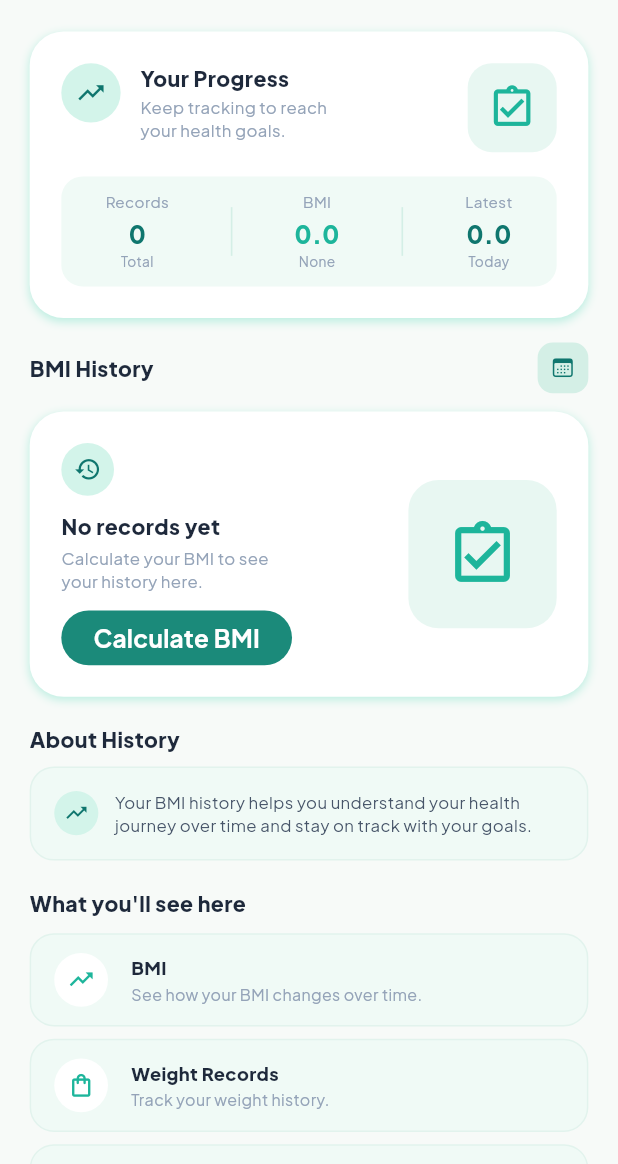
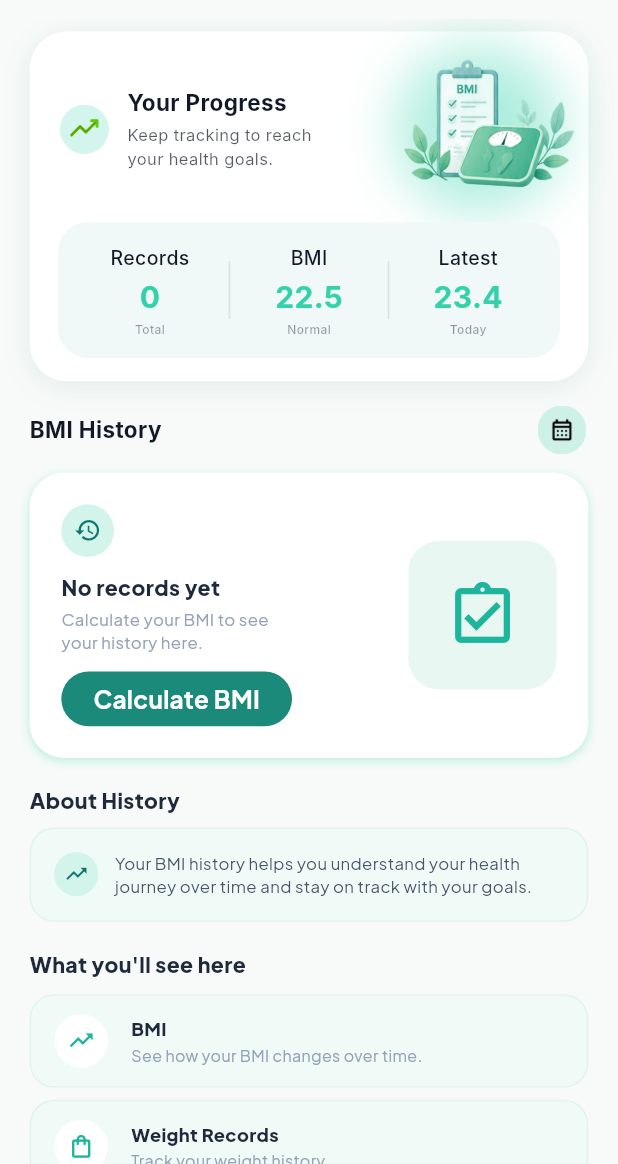
Before and after one commit to AyeshaNaseer07/bmi_calculator, a Flutter app: the HistoryScreen screen opened by its route, on a phone screen of 412 x 824 dp, the part 72-1236 px from its top. Run offline on Flutter 3.47's test engine with Material 3 defaults, Android fonts, the phone set to English and light mode, and no system bars; our stand-ins replace fl_chart, flutter_screenutil, get, google_fonts, shared_preferences; accounts and stored records are empty.

Commit message:
ui fixed

```diff
--- a/lib/core/constants/app_assets.dart
+++ b/lib/core/constants/app_assets.dart
@@ -62,6 +62,13 @@ abstract class AppAssets {
   static const String moderateActiveIcon = '$_imagesBase/moderate_active.png';
   static const String veryActiveIcon = '$_imagesBase/very_active.png';
   static const String extraActiveIcon = '$_imagesBase/extra_active.png';
+  static const String loseWeightIcon = '$_imagesBase/lose_weight.png';
+  static const String buildMuscleIcon = '$_imagesBase/build_muscle.png';
+  static const String maintainWeightIcon = '$_imagesBase/maintain_weight.png';
+  static const String improveHealthIcon = '$_imagesBase/improve_health.png';
+  static const String historyIcon = '$_imagesBase/history_bg.png';
+  static const String historyUp = '$_imagesBase/history_up.png';
+  static const String historyCalander = '$_imagesBase/calander_history.png';
 
   // ── Lotties / Animations ──
   static const String loadingGaugeGif = '$_lottiesBase/loading_gauge.gif';
--- a/lib/views/history/history_screen.dart
+++ b/lib/views/history/history_screen.dart
@@ -1,3 +1,4 @@
+import 'package:bmi_calculator/core/constants/app_assets.dart';
 import 'package:flutter/cupertino.dart';
 import 'package:flutter/material.dart';
 import 'package:flutter_screenutil/flutter_screenutil.dart';
@@ -57,27 +58,31 @@ class _HistoryScreenState extends State<HistoryScreen> {
               children: [
                 // Top "Your Progress" Card
                 CustomCard(
-                  borderRadius: 22.r,
-                  padding: EdgeInsets.all(18.w),
+                  borderRadius: 24.r,
+                  padding: EdgeInsets.fromLTRB(16.w, 14.h, 16.w, 14.h),
+                  shadows: [
+                    BoxShadow(
+                      color: Colors.black.withValues(alpha: 0.04),
+                      blurRadius: 18.r,
+                      offset: Offset(0, 4.h),
+                    ),
+                    BoxShadow(
+                      color: const Color(0xFF1DB59B).withValues(alpha: 0.05),
+                      blurRadius: 12.r,
+                      offset: Offset(0, 2.h),
+                    ),
+                  ],
                   child: Column(
                     children: [
                       Row(
-                        crossAxisAlignment: CrossAxisAlignment.start,
+                        crossAxisAlignment: CrossAxisAlignment.center,
                         children: [
-                          Container(
-                            width: 36.w,
-                            height: 36.w,
-                            decoration: const BoxDecoration(
-                              color: Color(0xFFD3F4EA),
-                              shape: BoxShape.circle,
+                          Image.asset(
+                            AppAssets.historyUp,
+                            width: 32.w,
+                            height: 32.h,
                           ),
-                            child: Icon(
-                              Icons.trending_up,
-                              color: const Color(0xFF0F766E),
-                              size: 20.sp,
-                            ),
-                          ),
-                          SizedBox(width: 12.w),
+                          SizedBox(width: 10.w),
                           Expanded(
                             child: Column(
                               crossAxisAlignment: CrossAxisAlignment.start,
@@ -85,77 +90,87 @@ class _HistoryScreenState extends State<HistoryScreen> {
                                 Text(
                                   'Your Progress',
                                   style: TextStyle(
-                                    fontSize: 14.sp,
-                                    fontWeight: FontWeight.w800,
-                                    color: AppColors.textDark,
+                                    color: const Color(0xFF111827),
+                                    fontSize: 15,
+                                    fontFamily: 'Inter',
+                                    fontWeight: FontWeight.w700,
                                   ),
                                 ),
-                                SizedBox(height: 2.h),
-                                Text(
-                                  'Keep tracking to reach\nyour health goals.',
+                                SizedBox(height: 3.h),
+                                Opacity(
+                                  opacity: 0.71,
+                                  child: Text(
+                                    'Keep tracking to reach \nyour health goals.',
                                     style: TextStyle(
-                                    fontSize: 11.sp,
-                                    color: AppColors.textLight,
-                                    height: 1.3,
+                                      color: const Color(0xFF111827),
+                                      fontSize: 11,
+                                      fontFamily: 'Inter',
+                                      fontWeight: FontWeight.w400,
+                                    ),
                                   ),
                                 ),
                               ],
                             ),
                           ),
                           // Graphic clipboard
-                          Container(
-                            width: 54.w,
-                            height: 54.w,
-                            decoration: BoxDecoration(
-                              color: const Color(0xFFE8F7F2),
-                              borderRadius: BorderRadius.circular(16.r),
+                          SizedBox(
+                            width: 98.w,
+                            height: 98.h,
+                            child: OverflowBox(
+                              maxWidth: 190.w,
+                              maxHeight: 190.h,
+                              child: Image.asset(
+                                AppAssets.historyIcon,
+                                fit: BoxFit.contain,
                               ),
-                            child: Icon(
-                              Icons.assignment_turned_in_outlined,
-                              color: const Color(0xFF1DB59B),
-                              size: 32.sp,
                             ),
                           ),
                         ],
                       ),
-                      SizedBox(height: 16.h),
+                      SizedBox(height: 12.h),
                       Container(
                         padding: EdgeInsets.symmetric(
-                          vertical: 10.h,
+                          vertical: 14.h,
                           horizontal: 8.w,
                         ),
-                        decoration: BoxDecoration(
-                          color: const Color(0xFFF0FAF6),
-                          borderRadius: BorderRadius.circular(14.r),
+                        decoration: ShapeDecoration(
+                          color: const Color(0xFFF0F9F8),
+                          shape: RoundedRectangleBorder(
+                            borderRadius: BorderRadius.circular(20),
+                          ),
                         ),
                         child: Row(
-                          mainAxisAlignment: MainAxisAlignment.spaceAround,
                           children: [
-                            _buildSummaryItem(
+                            Expanded(
+                              child: _buildSummaryItem(
+                                label: 'Records',
                                 value: '${records.length}',
                                 subtitle: 'Total',
-                              label: 'Records',
-                              valueColor: const Color(0xFF0F766E),
+                              ),
                             ),
                             _buildDivider(),
-                            _buildSummaryItem(
+                            Expanded(
+                              child: _buildSummaryItem(
+                                label: 'BMI',
                                 value: hasRecords
                                     ? records.first.bmiValue.toStringAsFixed(1)
-                                  : '0.0',
+                                    : '22.5',
                                 subtitle: hasRecords
                                     ? records.first.category.label
-                                  : 'None',
-                              label: 'BMI',
-                              valueColor: const Color(0xFF1DB59B),
+                                    : 'Normal',
+                              ),
                             ),
                             _buildDivider(),
-                            _buildSummaryItem(
+                            Expanded(
+                              child: _buildSummaryItem(
+                                label: 'Latest',
                                 value: hasRecords
                                     ? records.first.bmiValue.toStringAsFixed(1)
-                                  : '0.0',
-                              subtitle: 'Today',
-                              label: 'Latest',
-                              valueColor: const Color(0xFF0F766E),
+                                    : '23.4',
+                                subtitle: hasRecords
+                                    ? _getLatestSubtitle(records.first.date)
+                                    : 'Today',
+                              ),
                             ),
                           ],
                         ),
@@ -172,24 +187,18 @@ class _HistoryScreenState extends State<HistoryScreen> {
                     Text(
                       'BMI History',
                       style: TextStyle(
-                        fontSize: 14.sp,
-                        fontWeight: FontWeight.w800,
-                        color: AppColors.textDark,
+                        color: const Color(0xFF111827),
+                        fontSize: 15,
+                        fontFamily: 'Inter',
+                        fontWeight: FontWeight.w700,
                       ),
                     ),
                     GestureDetector(
                       onTap: () => _openCalendar(context),
-                      child: Container(
-                        padding: EdgeInsets.all(8.w),
-                        decoration: BoxDecoration(
-                          color: const Color(0xFFD4EFE6),
-                          borderRadius: BorderRadius.circular(10.r),
-                        ),
-                        child: Icon(
-                          CupertinoIcons.calendar,
-                          size: 16.sp,
-                          color: const Color(0xFF0F766E),
-                        ),
+                      child: Image.asset(
+                        AppAssets.historyCalander,
+                        width: 32.w,
+                        height: 32.h,
                       ),
                     ),
                   ],
@@ -234,21 +243,24 @@ class _HistoryScreenState extends State<HistoryScreen> {
           children: [
             // Date column
             Column(
-              crossAxisAlignment: CrossAxisAlignment.start,
+              crossAxisAlignment: CrossAxisAlignment.center,
               children: [
                 Text(
                   dayStr,
                   style: TextStyle(
-                    fontSize: 18.sp,
-                    fontWeight: FontWeight.w900,
-                    color: const Color(0xFF1DB59B),
+                    color: const Color(0xFF33D2AB),
+                    fontSize: 20,
+                    fontFamily: 'Inter',
+                    fontWeight: FontWeight.w700,
                   ),
                 ),
                 Text(
                   monthYearStr,
                   style: TextStyle(
-                    fontSize: 9.sp,
-                    color: AppColors.textLight,
+                    color: const Color(0xFF111827).withOpacity(0.44),
+                    fontSize: 8,
+                    fontFamily: 'Inter',
+                    fontWeight: FontWeight.w500,
                   ),
                 ),
               ],
@@ -259,15 +271,21 @@ class _HistoryScreenState extends State<HistoryScreen> {
               children: [
                 Text(
                   'BMI',
-                  style: TextStyle(fontSize: 10.sp, color: AppColors.textLight),
+                  style: TextStyle(
+                    color: const Color(0xFF111827).withOpacity(.62),
+                    fontSize: 11,
+                    fontFamily: 'Inter',
+                    fontWeight: FontWeight.w500,
+                  ),
                 ),
                 SizedBox(height: 2.h),
                 Text(
                   record.bmiValue.toStringAsFixed(1),
                   style: TextStyle(
-                    fontSize: 13.sp,
-                    fontWeight: FontWeight.w800,
-                    color: statusColor,
+                    color: const Color(0xFF33D2AB),
+                    fontSize: 13,
+                    fontFamily: 'Inter',
+                    fontWeight: FontWeight.w700,
                   ),
                 ),
               ],
@@ -278,15 +296,21 @@ class _HistoryScreenState extends State<HistoryScreen> {
               children: [
                 Text(
                   'Weight',
-                  style: TextStyle(fontSize: 10.sp, color: AppColors.textLight),
+                  style: TextStyle(
+                    color: const Color(0xFF111827).withOpacity(.62),
+                    fontSize: 11,
+                    fontFamily: 'Inter',
+                    fontWeight: FontWeight.w500,
+                  ),
                 ),
                 SizedBox(height: 2.h),
                 Text(
                   '${record.weightKg.toStringAsFixed(1)}kg',
                   style: TextStyle(
-                    fontSize: 13.sp,
-                    fontWeight: FontWeight.w800,
-                    color: statusColor,
+                    color: const Color(0xFF33D2AB),
+                    fontSize: 13,
+                    fontFamily: 'Inter',
+                    fontWeight: FontWeight.w700,
                   ),
                 ),
               ],
@@ -308,36 +332,59 @@ class _HistoryScreenState extends State<HistoryScreen> {
   }
 
   Widget _buildSummaryItem({
+    required String label,
     required String value,
     required String subtitle,
-    required String label,
-    required Color valueColor,
   }) {
     return Column(
+      mainAxisSize: MainAxisSize.min,
+      crossAxisAlignment: CrossAxisAlignment.center,
       children: [
         Text(
           label,
-          style: TextStyle(fontSize: 10.sp, color: AppColors.textLight),
+          style: TextStyle(
+            color: const Color(0xFF111827),
+            fontSize: 13,
+            fontFamily: 'Inter',
+            fontWeight: FontWeight.w500,
+          ),
         ),
         SizedBox(height: 2.h),
         Text(
           value,
           style: TextStyle(
-            fontSize: 16.sp,
-            fontWeight: FontWeight.w900,
-            color: valueColor,
+            color: const Color(0xFF33D2AB),
+            fontSize: 20,
+            fontFamily: 'Inter',
+            fontWeight: FontWeight.w700,
           ),
         ),
+        SizedBox(height: 1.h),
         Text(
           subtitle,
-          style: TextStyle(fontSize: 9.sp, color: AppColors.textLight),
+          style: TextStyle(
+            color: const Color(0xFF111827).withOpacity(.44),
+            fontSize: 8,
+            fontFamily: 'Inter',
+            fontWeight: FontWeight.w500,
+          ),
         ),
       ],
     );
   }
 
   Widget _buildDivider() {
-    return Container(height: 32.h, width: 1.w, color: const Color(0xFFD4EFE6));
+    return Container(height: 38.h, width: 1.w, color: const Color(0xFFD1E7DD));
+  }
+
+  String _getLatestSubtitle(DateTime date) {
+    final now = DateTime.now();
+    if (date.year == now.year &&
+        date.month == now.month &&
+        date.day == now.day) {
+      return 'Today';
+    }
+    return DateFormat('MMM d').format(date);
   }
 
   Widget _buildEmptyHistorySection() {
@@ -531,7 +578,11 @@ class _HistoryScreenState extends State<HistoryScreen> {
                     SizedBox(height: 2.h),
                     Text(
                       'Get advanced insights, reports &\nmore',
-                      style: TextStyle(color: Colors.white70, fontSize: 10.sp, height: 1.2),
+                      style: TextStyle(
+                        color: Colors.white70,
+                        fontSize: 10.sp,
+                        height: 1.2,
+                      ),
                     ),
                   ],
                 ),
@@ -552,7 +603,10 @@ class _HistoryScreenState extends State<HistoryScreen> {
                 ),
                 child: Text(
                   'Go Premium',
-                  style: TextStyle(fontSize: 11.sp, fontWeight: FontWeight.w700),
+                  style: TextStyle(
+                    fontSize: 11.sp,
+                    fontWeight: FontWeight.w700,
+                  ),
                 ),
               ),
             ],
@@ -582,11 +636,7 @@ class _HistoryScreenState extends State<HistoryScreen> {
               color: Colors.white,
               shape: BoxShape.circle,
             ),
-            child: Icon(
-              icon,
-              color: const Color(0xFF1DB59B),
-              size: 18.sp,
-            ),
+            child: Icon(icon, color: const Color(0xFF1DB59B), size: 18.sp),
           ),
           SizedBox(width: 14.w),
           Column(
@@ -603,10 +653,7 @@ class _HistoryScreenState extends State<HistoryScreen> {
               SizedBox(height: 2.h),
               Text(
                 subtitle,
-                style: TextStyle(
-                  fontSize: 10.5.sp,
-                  color: AppColors.textLight,
-                ),
+                style: TextStyle(fontSize: 10.5.sp, color: AppColors.textLight),
               ),
             ],
           ),
```
Also changed, not shown: lib/views/bmi_calculator/bmi_result_screen.dart (+4 -4 lines), lib/views/health_insights/your_goal_screen.dart (+38 -38 lines), lib/views/history/widgets/calendar_bottom_sheet.dart (+197 -123 lines), assets/images/build_muscle.png (added), assets/images/calander_history.png (added), assets/images/history_bg.png (added), assets/images/history_up.png (added), assets/images/improve_health.png (added), assets/images/lose_weight.png (added), assets/images/maintain_weight.png (added). Lines whose indentation alone changed are shown as unchanged.
